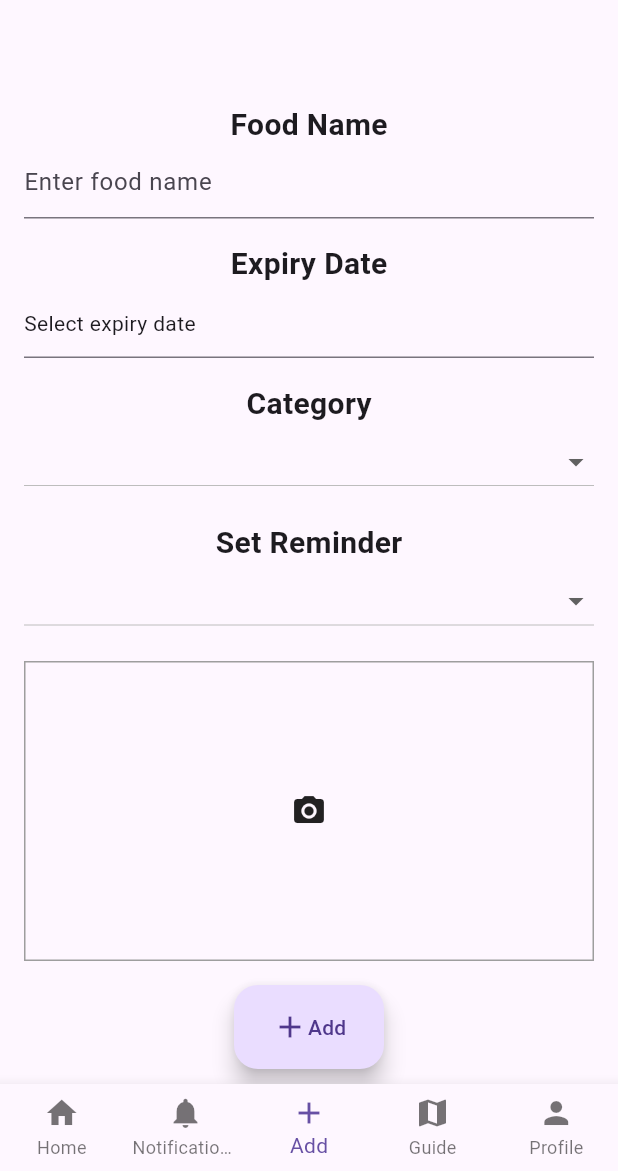
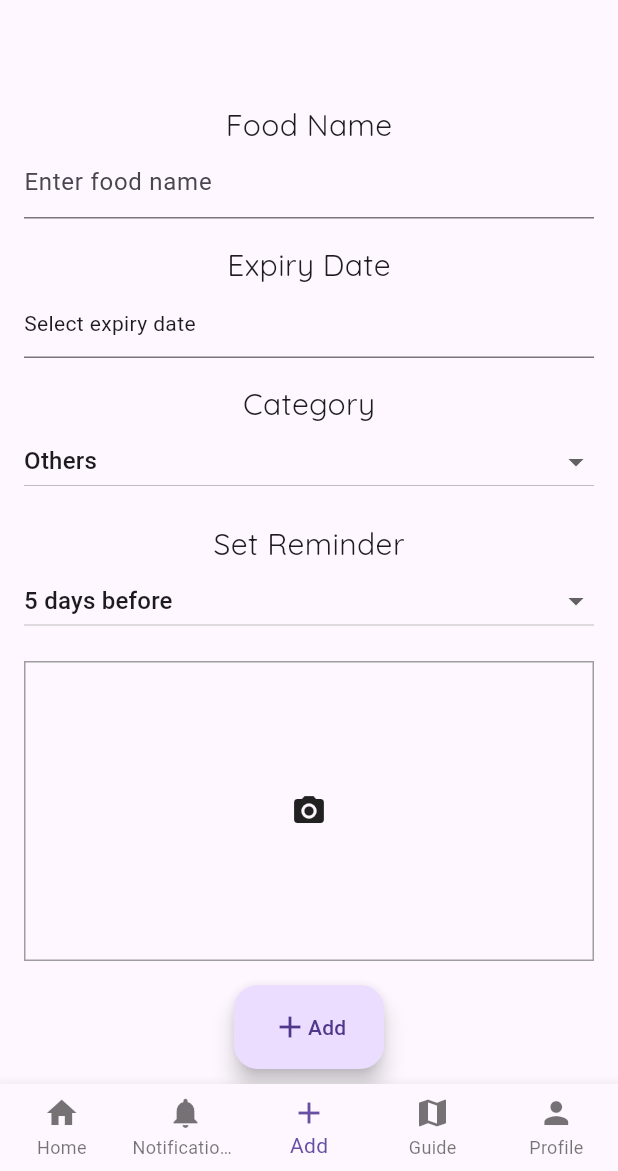
Before and after one commit to Quinxie51/ExpiRo-App, a Flutter app: the screen it shows after launch, item 3 of the bottom bar chosen, on a phone screen of 412 x 824 dp, the part 65-1236 px from its top. Run offline on Flutter 3.47's test engine with Material 3 defaults, Android fonts, the phone set to English and light mode, and no system bars; our stand-ins replace line_awesome_flutter.

Commit message:
made it so that when ever a value is entered in the add page it's stored in a variable making it easy for export later on

```diff
--- a/lib/add.dart
+++ b/lib/add.dart
@@ -1,7 +1,7 @@
 import 'package:flutter/material.dart';
 
 class MyAddScreen extends StatefulWidget {
-  const MyAddScreen({Key? key}) : super(key: key);
+  const MyAddScreen({super.key});
 
   @override
   _MyAddScreenState createState() => _MyAddScreenState();
@@ -9,6 +9,9 @@ class MyAddScreen extends StatefulWidget {
 
 class _MyAddScreenState extends State<MyAddScreen> {
   DateTime? _selectedDate;
+  String categoryValue = "Others";
+  String reminderValue = '5 days before';
+  String foodName = "";
 
   Future<void> _selectDate(BuildContext context) async {
     final DateTime? picked = await showDatePicker(
@@ -25,6 +28,18 @@ class _MyAddScreenState extends State<MyAddScreen> {
     }
   }
 
+  void categorySelected(newCategory){
+    setState(() {
+      categoryValue = newCategory != categoryValue ? newCategory: categoryValue;
+    });
+  }
+
+  void reminderSelected(newReminder){
+    setState(() {
+      reminderValue = newReminder != reminderValue ? newReminder: reminderValue;
+    });
+  }
+
   @override
   Widget build(BuildContext context) {
     const double defaultPadding = 16.0;
@@ -32,18 +47,21 @@ class _MyAddScreenState extends State<MyAddScreen> {
       appBar: AppBar(),
       body: SingleChildScrollView(
         child: Padding(
-          padding: EdgeInsets.symmetric(horizontal: 16.0), // Set the desired margin value
+          padding: const EdgeInsets.symmetric(horizontal: 16.0), // Set the desired margin value
           child: Column(
             children: [
               const Text(
                 "Food Name",
                 style: TextStyle(
+                  fontFamily: "QuickSand",
                   fontSize: 20,
-                  fontWeight: FontWeight.bold,
                 ),
               ),
-              const TextField(
-                decoration: InputDecoration(
+              TextField(
+                onSubmitted: (value) {
+                  foodName = value;
+                },
+                decoration: const InputDecoration(
                   hintText: "Enter food name",
                 ),
               ),
@@ -52,7 +70,7 @@ class _MyAddScreenState extends State<MyAddScreen> {
                 "Expiry Date",
                 style: TextStyle(
                   fontSize: 20,
-                  fontWeight: FontWeight.bold,
+                  fontFamily: "QuickSand",
                 ),
               ),
               InkWell(
@@ -60,7 +78,7 @@ class _MyAddScreenState extends State<MyAddScreen> {
                   _selectDate(context);
                 },
                 child: InputDecorator(
-                  decoration: InputDecoration(
+                  decoration: const InputDecoration(
                     hintText: "Select expiry date",
                   ),
                   child: Text(
@@ -75,11 +93,12 @@ class _MyAddScreenState extends State<MyAddScreen> {
                 "Category",
                 style: TextStyle(
                   fontSize: 20,
-                  fontWeight: FontWeight.bold,
+                  fontFamily: "QuickSand",
                 ),
               ),
               DropdownButton(
                 isExpanded: true,
+                value: categoryValue,
                 items: const <String>[
                   'Fruit',
                   'Vegetable',
@@ -96,18 +115,21 @@ class _MyAddScreenState extends State<MyAddScreen> {
                     child: Text(value),
                   );
                 }).toList(),
-                onChanged: (_) {},
+                onChanged: (_) {
+                  categorySelected(_);
+                },
               ),
               const SizedBox(height: defaultPadding), // Add a SizedBox for spacing
               const Text(
                 "Set Reminder",
                 style: TextStyle(
                   fontSize: 20,
-                  fontWeight: FontWeight.bold,
+                  fontFamily: "QuickSand",
                 ),
               ),
               DropdownButton(
                 isExpanded: true,
+                value: reminderValue,
                 items: const <String>[
                   '1 day before',
                   '2 days before',
@@ -120,7 +142,9 @@ class _MyAddScreenState extends State<MyAddScreen> {
                     child: Text(value),
                   );
                 }).toList(),
-                onChanged: (_) {},
+                onChanged: (_) {
+                  reminderSelected(_);
+                },
               ),
               const SizedBox(height: defaultPadding), // Add a SizedBox for spacing
               Container(
@@ -133,13 +157,13 @@ class _MyAddScreenState extends State<MyAddScreen> {
                     child: Icon(Icons.camera_alt),
                   )),
               const SizedBox(height: defaultPadding), // Add a SizedBox for spacing
-              Container(
+              SizedBox(
                 width: 100,
                 child: FloatingActionButton(
                   onPressed: () {
                     // Put your code here to be executed when the FAB is pressed.
                   },
-                  child: Row(
+                  child: const Row(
                     mainAxisAlignment: MainAxisAlignment.center,
                     children: [
                       Icon(Icons.add), // Add leading add icon here
```
